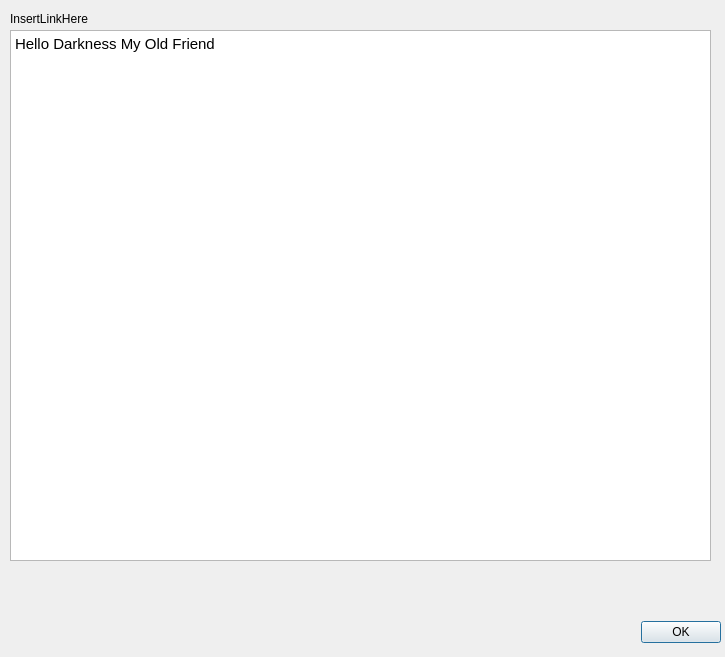
This is gui/about_dialog.ui in Seagate/cloudfuse as Qt 5 draws it before an edit. The edited form follows.
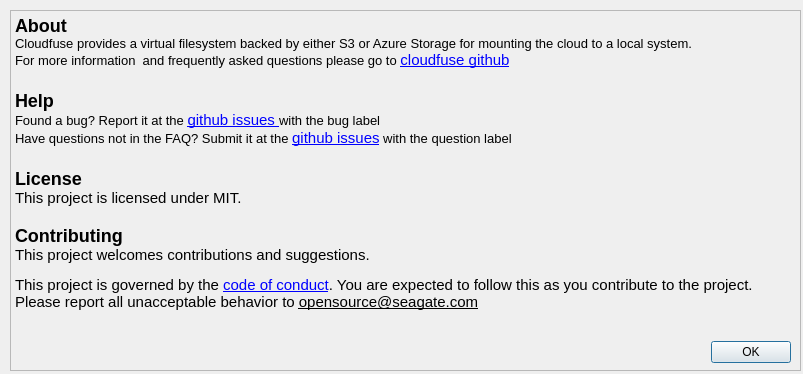
This is the edited form.

Commit message: About pages for Qt and Cloudfuse now work

```diff
--- a/gui/about_dialog.ui
+++ b/gui/about_dialog.ui
@@ -6,54 +6,58 @@
    <rect>
     <x>0</x>
     <y>0</y>
-    <width>725</width>
-    <height>657</height>
+    <width>803</width>
+    <height>374</height>
    </rect>
   </property>
   <property name="windowTitle">
    <string>About CloudFUSE</string>
   </property>
-  <widget class="QDialogButtonBox" name="buttonBox">
-   <property name="geometry">
-    <rect>
-     <x>640</x>
-     <y>620</y>
-     <width>81</width>
-     <height>25</height>
-    </rect>
-   </property>
-   <property name="standardButtons">
-    <set>QDialogButtonBox::Ok</set>
-   </property>
-  </widget>
-  <widget class="QLabel" name="QtLisenceHypberLink">
-   <property name="geometry">
-    <rect>
-     <x>10</x>
-     <y>10</y>
-     <width>101</width>
-     <height>17</height>
-    </rect>
-   </property>
-   <property name="text">
-    <string>InsertLinkHere</string>
-   </property>
-  </widget>
   <widget class="QTextBrowser" name="textBrowser">
    <property name="geometry">
     <rect>
      <x>10</x>
-     <y>30</y>
-     <width>701</width>
-     <height>531</height>
+     <y>10</y>
+     <width>791</width>
+     <height>361</height>
     </rect>
    </property>
+   <property name="styleSheet">
+    <string notr="true">background-color: rgb(239, 239, 239);
+border-color: rgb(239, 239, 239);</string>
+   </property>
    <property name="html">
     <string>&lt;!DOCTYPE HTML PUBLIC &quot;-//W3C//DTD HTML 4.0//EN&quot; &quot;http://www.w3.org/TR/REC-html40/strict.dtd&quot;&gt;
 &lt;html&gt;&lt;head&gt;&lt;meta name=&quot;qrichtext&quot; content=&quot;1&quot; /&gt;&lt;style type=&quot;text/css&quot;&gt;
 p, li { white-space: pre-wrap; }
 &lt;/style&gt;&lt;/head&gt;&lt;body style=&quot; font-family:'Ubuntu'; font-size:11pt; font-weight:400; font-style:normal;&quot;&gt;
-&lt;p style=&quot; margin-top:0px; margin-bottom:0px; margin-left:0px; margin-right:0px; -qt-block-indent:0; text-indent:0px;&quot;&gt;Hello Darkness My Old Friend&lt;/p&gt;&lt;/body&gt;&lt;/html&gt;</string>
+&lt;p style=&quot; margin-top:0px; margin-bottom:0px; margin-left:0px; margin-right:0px; -qt-block-indent:0; text-indent:0px;&quot;&gt;&lt;span style=&quot; font-family:'monospace'; font-size:x-large; font-weight:600;&quot;&gt;About&lt;/span&gt;&lt;/p&gt;
+&lt;p style=&quot; margin-top:0px; margin-bottom:0px; margin-left:0px; margin-right:0px; -qt-block-indent:0; text-indent:0px;&quot;&gt;&lt;span style=&quot; font-family:'Droid Sans Mono','monospace','monospace'; font-size:10pt; color:#000000;&quot;&gt;Cloudfuse provides a virtual filesystem backed by either S3 or Azure Storage for mounting the cloud to a local system.&lt;/span&gt;&lt;/p&gt;
+&lt;p style=&quot; margin-top:0px; margin-bottom:0px; margin-left:0px; margin-right:0px; -qt-block-indent:0; text-indent:0px;&quot;&gt;&lt;span style=&quot; font-family:'Droid Sans Mono','monospace','monospace'; font-size:10pt; color:#000000;&quot;&gt;For more information  and frequently asked questions please go to &lt;/span&gt;&lt;a href=&quot;https://github.com/Seagate/cloudfuse&quot;&gt;&lt;span style=&quot; text-decoration: underline; color:#0000ff;&quot;&gt;cloudfuse github&lt;/span&gt;&lt;/a&gt;&lt;/p&gt;
+&lt;p style=&quot;-qt-paragraph-type:empty; margin-top:0px; margin-bottom:0px; margin-left:0px; margin-right:0px; -qt-block-indent:0; text-indent:0px; font-family:'monospace'; font-size:x-large; font-weight:600;&quot;&gt;&lt;br /&gt;&lt;/p&gt;
+&lt;p style=&quot; margin-top:0px; margin-bottom:0px; margin-left:0px; margin-right:0px; -qt-block-indent:0; text-indent:0px;&quot;&gt;&lt;span style=&quot; font-family:'monospace'; font-size:x-large; font-weight:600;&quot;&gt;Help&lt;/span&gt;&lt;/p&gt;
+&lt;p style=&quot; margin-top:0px; margin-bottom:0px; margin-left:0px; margin-right:0px; -qt-block-indent:0; text-indent:0px;&quot;&gt;&lt;span style=&quot; font-family:'Droid Sans Mono','monospace','monospace'; font-size:10pt; color:#000000;&quot;&gt;Found a bug? Report it at the &lt;/span&gt;&lt;a href=&quot;https://github.com/Seagate/cloudfuse/issues&quot;&gt;&lt;span style=&quot; text-decoration: underline; color:#0000ff;&quot;&gt;github issues &lt;/span&gt;&lt;/a&gt;&lt;span style=&quot; font-family:'Droid Sans Mono','monospace','monospace'; font-size:10pt; color:#000000;&quot;&gt;with the bug label&lt;/span&gt;&lt;/p&gt;
+&lt;p style=&quot; margin-top:0px; margin-bottom:0px; margin-left:0px; margin-right:0px; -qt-block-indent:0; text-indent:0px;&quot;&gt;&lt;span style=&quot; font-family:'Droid Sans Mono','monospace','monospace'; font-size:10pt; color:#000000;&quot;&gt;Have questions not in the FAQ? Submit it at the &lt;/span&gt;&lt;a href=&quot;https://github.com/Seagate/cloudfuse/issues&quot;&gt;&lt;span style=&quot; font-family:'monospace'; text-decoration: underline; color:#0000ff;&quot;&gt;github issues&lt;/span&gt;&lt;/a&gt;&lt;span style=&quot; font-family:'Droid Sans Mono','monospace','monospace'; font-size:10pt; color:#000000;&quot;&gt; with the question label&lt;/span&gt;&lt;/p&gt;
+&lt;p style=&quot;-qt-paragraph-type:empty; margin-top:0px; margin-bottom:0px; margin-left:0px; margin-right:0px; -qt-block-indent:0; text-indent:0px; font-family:'monospace'; font-size:x-large; font-weight:600;&quot;&gt;&lt;br /&gt;&lt;/p&gt;
+&lt;p style=&quot; margin-top:0px; margin-bottom:0px; margin-left:0px; margin-right:0px; -qt-block-indent:0; text-indent:0px;&quot;&gt;&lt;span style=&quot; font-family:'monospace'; font-size:x-large; font-weight:600;&quot;&gt;License&lt;/span&gt;&lt;/p&gt;
+&lt;p style=&quot; margin-top:0px; margin-bottom:0px; margin-left:0px; margin-right:0px; -qt-block-indent:0; text-indent:0px;&quot;&gt;&lt;span style=&quot; font-family:'monospace';&quot;&gt;This project is licensed under MIT.&lt;/span&gt;&lt;/p&gt;
+&lt;p style=&quot;-qt-paragraph-type:empty; margin-top:0px; margin-bottom:0px; margin-left:0px; margin-right:0px; -qt-block-indent:0; text-indent:0px; font-family:'monospace';&quot;&gt;&lt;br /&gt;&lt;/p&gt;
+&lt;p style=&quot; margin-top:0px; margin-bottom:0px; margin-left:0px; margin-right:0px; -qt-block-indent:0; text-indent:0px;&quot;&gt;&lt;span style=&quot; font-family:'monospace'; font-size:x-large; font-weight:600;&quot;&gt;Contributing&lt;/span&gt;&lt;/p&gt;
+&lt;p style=&quot; margin-top:0px; margin-bottom:0px; margin-left:0px; margin-right:0px; -qt-block-indent:0; text-indent:0px;&quot;&gt;&lt;span style=&quot; font-family:'monospace';&quot;&gt;This project welcomes contributions and suggestions.&lt;/span&gt;&lt;/p&gt;
+&lt;p style=&quot; margin-top:12px; margin-bottom:12px; margin-left:0px; margin-right:0px; -qt-block-indent:0; text-indent:0px;&quot;&gt;This project is governed by the &lt;a href=&quot;https://github.com/Seagate/cloudfuse/blob/main/CODE_OF_CONDUCT.md&quot;&gt;&lt;span style=&quot; text-decoration: underline; color:#0000ff;&quot;&gt;code of conduct&lt;/span&gt;&lt;/a&gt;. You are expected to follow this as you contribute to the project. Please report all unacceptable behavior to &lt;span style=&quot; text-decoration: underline;&quot;&gt;opensource@seagate.com&lt;/span&gt;&lt;/p&gt;&lt;/body&gt;&lt;/html&gt;</string>
+   </property>
+  </widget>
+  <widget class="QDialogButtonBox" name="buttonBox">
+   <property name="geometry">
+    <rect>
+     <x>710</x>
+     <y>340</y>
+     <width>81</width>
+     <height>25</height>
+    </rect>
+   </property>
+   <property name="standardButtons">
+    <set>QDialogButtonBox::Ok</set>
    </property>
   </widget>
  </widget>
```
The commit also changes 4 other files.
